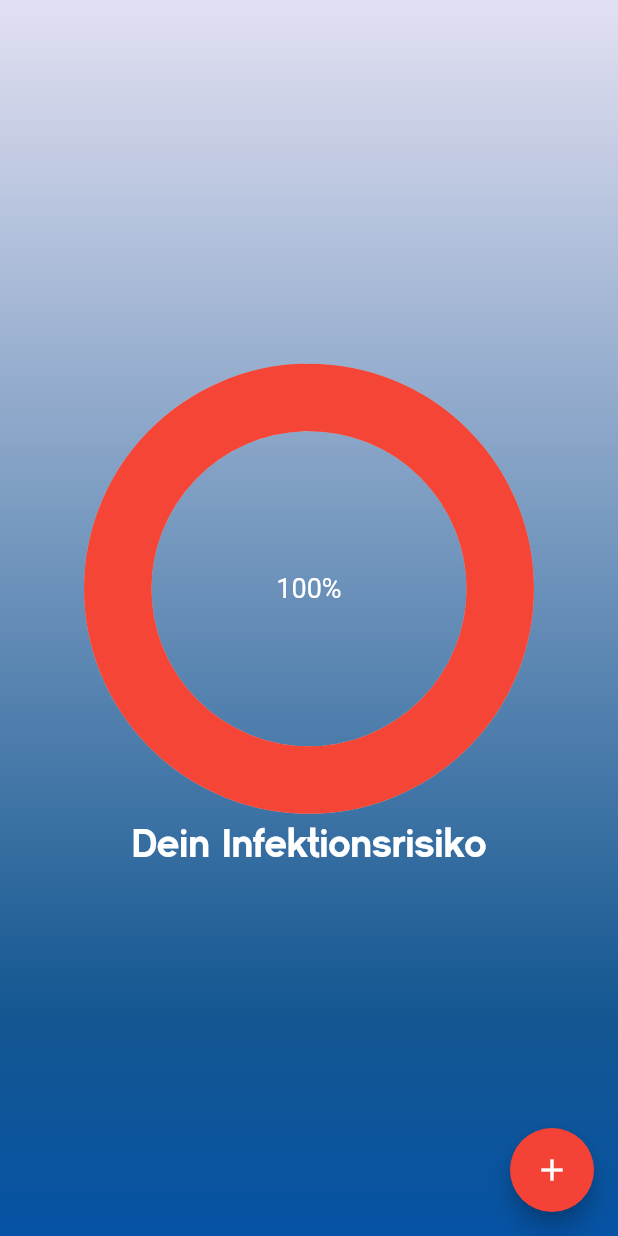
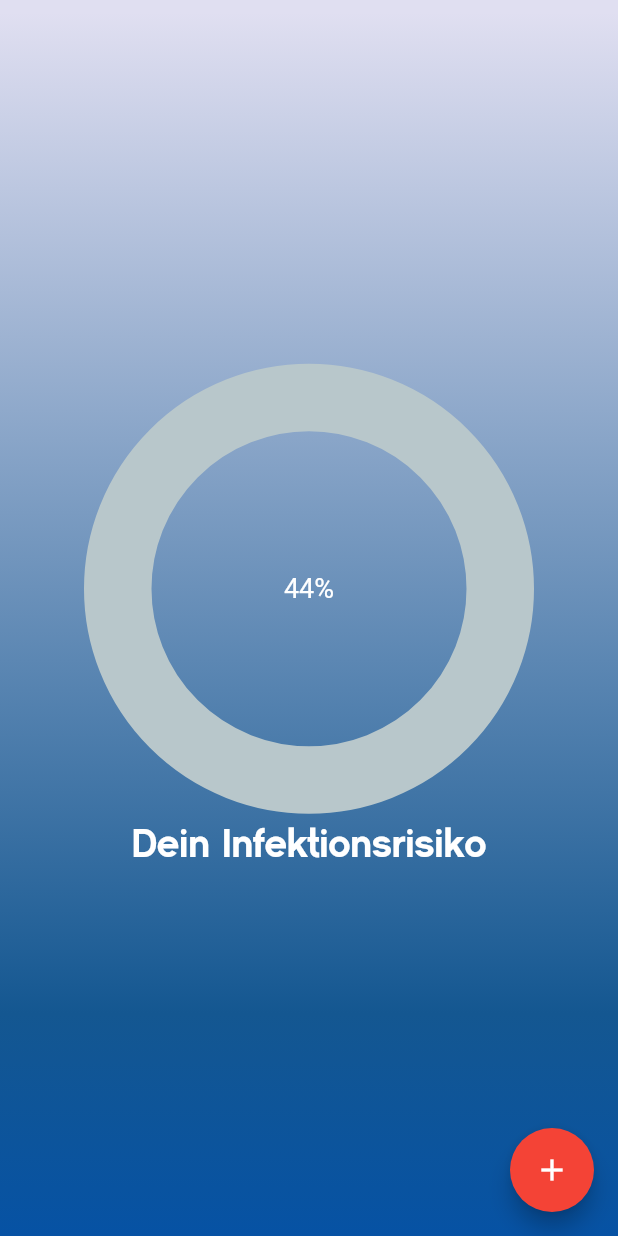
Before and after one commit to timxschroeder/corisk, a Flutter app: the screen it shows after launch, after a tap on "Überspringen", on a phone screen of 412 x 824 dp. Run offline on Flutter 3.47's test engine with Material 2 defaults, Android fonts, the phone set to English and light mode, and no system bars; drawn by our look-alikes of percent_indicator; our stand-ins replace auto_size_text, cloud_firestore, firebase_messaging, geolocator, sembast; missing offline and left inert: background_fetch, flutter_emoji, location_permissions; accounts and stored records are empty; statements that could not run were skipped.

Commit message:
add autosize text

```diff
--- a/lib/screens/onboarding_screen.dart
+++ b/lib/screens/onboarding_screen.dart
@@ -1,3 +1,4 @@
+import 'package:auto_size_text/auto_size_text.dart';
 import 'package:corona_tracking/screens/corona_tracker_screen.dart';
 import 'package:flutter/material.dart';
 import 'package:flutter/services.dart';
@@ -193,11 +194,9 @@ class OnboardingSection extends StatelessWidget {
             style: kTitleStyle,
           ),
           SizedBox(height: MediaQuery.of(context).size.height*0.019),
-          Expanded(
-            child: Text(
-              subtitle,
-              style: kSubtitleStyle.copyWith(backgroundColor: Colors.green),
-            ),
+          AutoSizeText(
+            subtitle,
+            style: kSubtitleStyle,
           ),
         ],
       ),
--- a/lib/screens/tracking_ui.dart
+++ b/lib/screens/tracking_ui.dart
@@ -68,12 +68,11 @@ class TrackingUI extends StatelessWidget {
 class RiskIndicator extends StatelessWidget {
   @override
   Widget build(BuildContext context) {
-    double percent = 0.995;
+    double percent = 0.44;
     return CircularPercentIndicator(
       radius: 300.0,
       lineWidth: 45.0,
       animation: true,
-      percent: percent,
       center: Text(
         NumberFormat.percentPattern().format(percent),
         style: kSubtitleStyle,
--- a/pubspec.yaml
+++ b/pubspec.yaml
@@ -34,6 +34,7 @@ dependencies:
   location_permissions: ^2.0.5
   percent_indicator: ^2.1.1+1
   intl: ^0.16.1
+  auto_size_text: ^2.1.0
 
 
   # NoSQL dependencies
```
Also changed, not shown: 1 other file.
